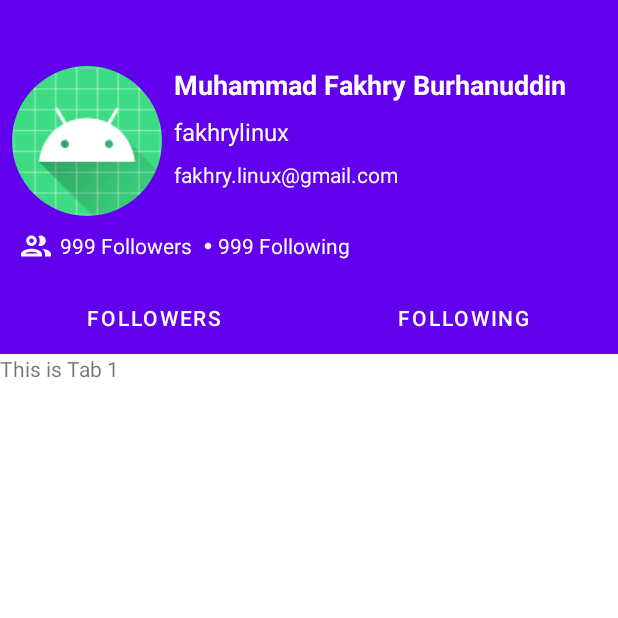
After one commit to fakhrylinux/GithubUser, an Android app: the FollowersFragment screen opened directly, with no data from a screen before it, on a phone screen of 412 x 824 dp, the top half of it. The commit adds this screen. Run offline under Robolectric (Android 15) with nearby library versions, the phone set to English and light mode, and no system bars; our stand-ins replace CircleImageView.

Commit message:
Add Follow Fragment

```diff
--- a/app/build.gradle
+++ b/app/build.gradle
@@ -46,6 +46,7 @@ dependencies {
     androidTestImplementation 'androidx.test.ext:junit:1.1.5'
     androidTestImplementation 'androidx.test.espresso:espresso-core:3.5.1'
 
+    implementation "androidx.viewpager2:viewpager2:1.0.0"
     implementation 'androidx.navigation:navigation-fragment-ktx:2.5.3'
     implementation 'androidx.navigation:navigation-ui-ktx:2.5.3'
     implementation 'de.hdodenhof:circleimageview:3.1.0'
--- /dev/null
+++ b/app/src/main/java/me/fakhry/githubuser/SectionsPagerAdapter.kt
@@ -0,0 +1,27 @@
+package me.fakhry.githubuser
+
+import android.os.Bundle
+import androidx.appcompat.app.AppCompatActivity
+import androidx.fragment.app.Fragment
+import androidx.viewpager2.adapter.FragmentStateAdapter
+import me.fakhry.githubuser.ui.FollowersFragment
+
+class SectionsPagerAdapter(activity: AppCompatActivity) : FragmentStateAdapter(activity) {
+    override fun getItemCount(): Int {
+        return 2
+    }
+
+    override fun createFragment(position: Int): Fragment {
+//        var fragment: Fragment? = null
+//        when (position) {
+//            0 -> fragment = FollowersFragment()
+//            else -> fragment = FollowingFragment()
+//        }
+
+        val fragment = FollowersFragment()
+        fragment.arguments = Bundle().apply {
+            putInt(FollowersFragment.ARG_SECTION_NUMBER, position + 1)
+        }
+        return fragment
+    }
+}
--- a/app/src/main/java/me/fakhry/githubuser/UserAdapter.kt
+++ b/app/src/main/java/me/fakhry/githubuser/UserAdapter.kt
@@ -1,11 +1,15 @@
 package me.fakhry.githubuser
 
+import android.content.Intent
 import android.view.LayoutInflater
 import android.view.ViewGroup
 import androidx.recyclerview.widget.RecyclerView
+import coil.load
 import me.fakhry.githubuser.databinding.RowItemBinding
+import me.fakhry.githubuser.model.ItemsItem
+import me.fakhry.githubuser.ui.UserDetailActivity
 
-class UserAdapter(private val listUser: List<String>) :
+class UserAdapter(private val listUser: List<ItemsItem>) :
     RecyclerView.Adapter<UserAdapter.ViewHolder>() {
 
     class ViewHolder(var binding: RowItemBinding) : RecyclerView.ViewHolder(binding.root)
@@ -18,7 +22,14 @@ class UserAdapter(private val listUser: List<String>) :
     override fun getItemCount(): Int = listUser.size
 
     override fun onBindViewHolder(holder: ViewHolder, position: Int) {
-        val name = listUser[position]
+        val name = listUser[position].login
+        val photo = listUser[position].avatarUrl
         holder.binding.tvName.text = name
+        holder.binding.ivPhoto.load(photo)
+
+        holder.itemView.setOnClickListener {
+            val intentDetail = Intent(holder.itemView.context, UserDetailActivity::class.java)
+            holder.itemView.context.startActivity(intentDetail)
+        }
     }
 }
--- /dev/null
+++ b/app/src/main/java/me/fakhry/githubuser/ui/FollowersFragment.kt
@@ -0,0 +1,35 @@
+package me.fakhry.githubuser.ui
+
+import android.os.Bundle
+import android.view.LayoutInflater
+import android.view.View
+import android.view.ViewGroup
+import androidx.fragment.app.Fragment
+import me.fakhry.githubuser.R
+import me.fakhry.githubuser.databinding.FragmentFollowBinding
+
+class FollowersFragment : Fragment() {
+
+    private var _binding: FragmentFollowBinding? = null
+    private val binding get() = _binding!!
+
+    companion object {
+        const val ARG_SECTION_NUMBER = "section_number"
+    }
+
+    override fun onCreateView(
+        inflater: LayoutInflater, container: ViewGroup?,
+        savedInstanceState: Bundle?
+    ): View? {
+        _binding = FragmentFollowBinding.inflate(inflater, container, false)
+        return binding.root
+    }
+
+    override fun onViewCreated(view: View, savedInstanceState: Bundle?) {
+        super.onViewCreated(view, savedInstanceState)
+
+        val index = arguments?.getInt(ARG_SECTION_NUMBER, 0)
+
+        binding.sectionLabel.text = getString(R.string.content_tab_text, index)
+    }
+}
--- /dev/null
+++ b/app/src/main/java/me/fakhry/githubuser/ui/FollowingFragment.kt
@@ -0,0 +1,60 @@
+package me.fakhry.githubuser.ui
+
+import android.os.Bundle
+import androidx.fragment.app.Fragment
+import android.view.LayoutInflater
+import android.view.View
+import android.view.ViewGroup
+import me.fakhry.githubuser.R
+
+// TODO: Rename parameter arguments, choose names that match
+// the fragment initialization parameters, e.g. ARG_ITEM_NUMBER
+private const val ARG_PARAM1 = "param1"
+private const val ARG_PARAM2 = "param2"
+
+/**
+ * A simple [Fragment] subclass.
+ * Use the [FollowingFragment.newInstance] factory method to
+ * create an instance of this fragment.
+ */
+class FollowingFragment : Fragment() {
+    // TODO: Rename and change types of parameters
+    private var param1: String? = null
+    private var param2: String? = null
+
+    override fun onCreate(savedInstanceState: Bundle?) {
+        super.onCreate(savedInstanceState)
+        arguments?.let {
+            param1 = it.getString(ARG_PARAM1)
+            param2 = it.getString(ARG_PARAM2)
+        }
+    }
+
+    override fun onCreateView(
+        inflater: LayoutInflater, container: ViewGroup?,
+        savedInstanceState: Bundle?
+    ): View? {
+        // Inflate the layout for this fragment
+        return inflater.inflate(R.layout.fragment_following, container, false)
+    }
+
+    companion object {
+        /**
+         * Use this factory method to create a new instance of
+         * this fragment using the provided parameters.
+         *
+         * @param param1 Parameter 1.
+         * @param param2 Parameter 2.
+         * @return A new instance of fragment FollowingFragment.
+         */
+        // TODO: Rename and change types and number of parameters
+        @JvmStatic
+        fun newInstance(param1: String, param2: String) =
+            FollowingFragment().apply {
+                arguments = Bundle().apply {
+                    putString(ARG_PARAM1, param1)
+                    putString(ARG_PARAM2, param2)
+                }
+            }
+    }
+}
--- a/app/src/main/java/me/fakhry/githubuser/MainActivity.kt
+++ b/app/src/main/java/me/fakhry/githubuser/ui/MainActivity.kt
@@ -1,4 +1,4 @@
-package me.fakhry.githubuser
+package me.fakhry.githubuser.ui
 
 import android.app.SearchManager
 import android.content.Context
@@ -6,10 +6,14 @@ import android.os.Bundle
 import android.util.Log
 import android.view.Menu
 import android.widget.Toast
+import androidx.annotation.StringRes
 import androidx.appcompat.app.AppCompatActivity
 import androidx.appcompat.widget.SearchView
 import androidx.recyclerview.widget.DividerItemDecoration
 import androidx.recyclerview.widget.LinearLayoutManager
+import me.fakhry.githubuser.R
+import me.fakhry.githubuser.SectionsPagerAdapter
+import me.fakhry.githubuser.UserAdapter
 import me.fakhry.githubuser.databinding.ActivityMainBinding
 import me.fakhry.githubuser.model.ItemsItem
 import me.fakhry.githubuser.model.UserResponse
@@ -62,11 +66,8 @@ class MainActivity : AppCompatActivity() {
     }
 
     private fun setUserData(items: List<ItemsItem>) {
-        val listUser = ArrayList<String>()
-        for (login in items) {
-            listUser.add(login.login)
-        }
-        val adapter = UserAdapter(listUser)
+
+        val adapter = UserAdapter(items)
         binding.rvListUser.adapter = adapter
     }
 
--- /dev/null
+++ b/app/src/main/java/me/fakhry/githubuser/ui/UserDetailActivity.kt
@@ -0,0 +1,38 @@
+package me.fakhry.githubuser.ui
+
+import android.os.Bundle
+import androidx.annotation.StringRes
+import androidx.appcompat.app.AppCompatActivity
+import com.google.android.material.tabs.TabLayoutMediator
+import me.fakhry.githubuser.R
+import me.fakhry.githubuser.SectionsPagerAdapter
+import me.fakhry.githubuser.databinding.ActivityUserDetailBinding
+
+class UserDetailActivity : AppCompatActivity() {
+
+    private lateinit var binding: ActivityUserDetailBinding
+
+    companion object {
+        @StringRes
+        private val TAB_TITLES = intArrayOf(
+            R.string.followers,
+            R.string.following
+        )
+    }
+
+    override fun onCreate(savedInstanceState: Bundle?) {
+        super.onCreate(savedInstanceState)
+        binding = ActivityUserDetailBinding.inflate(layoutInflater)
+        setContentView(binding.root)
+
+        supportActionBar?.hide()
+
+        val sectionsPagerAdapter = SectionsPagerAdapter(this)
+        binding.viewPager.adapter = sectionsPagerAdapter
+        TabLayoutMediator(binding.tabs, binding.viewPager) { tab, position ->
+            tab.text = resources.getString(TAB_TITLES[position])
+        }.attach()
+
+        supportActionBar?.elevation = 0f
+    }
+}
--- /dev/null
+++ b/app/src/main/res/drawable/baseline_circle_24.xml
@@ -0,0 +1,5 @@
+<vector android:height="24dp" android:tint="#000000"
+    android:viewportHeight="24" android:viewportWidth="24"
+    android:width="24dp" xmlns:android="http://schemas.android.com/apk/res/android">
+    <path android:fillColor="@android:color/white" android:pathData="M12,2C6.47,2 2,6.47 2,12s4.47,10 10,10 10,-4.47 10,-10S17.53,2 12,2z"/>
+</vector>
--- /dev/null
+++ b/app/src/main/res/drawable/outline_people_24.xml
@@ -0,0 +1,5 @@
+<vector android:height="24dp" android:tint="#000000"
+    android:viewportHeight="24" android:viewportWidth="24"
+    android:width="24dp" xmlns:android="http://schemas.android.com/apk/res/android">
+    <path android:fillColor="@android:color/white" android:pathData="M9,13.75c-2.34,0 -7,1.17 -7,3.5L2,19h14v-1.75c0,-2.33 -4.66,-3.5 -7,-3.5zM4.34,17c0.84,-0.58 2.87,-1.25 4.66,-1.25s3.82,0.67 4.66,1.25L4.34,17zM9,12c1.93,0 3.5,-1.57 3.5,-3.5S10.93,5 9,5 5.5,6.57 5.5,8.5 7.07,12 9,12zM9,7c0.83,0 1.5,0.67 1.5,1.5S9.83,10 9,10s-1.5,-0.67 -1.5,-1.5S8.17,7 9,7zM16.04,13.81c1.16,0.84 1.96,1.96 1.96,3.44L18,19h4v-1.75c0,-2.02 -3.5,-3.17 -5.96,-3.44zM15,12c1.93,0 3.5,-1.57 3.5,-3.5S16.93,5 15,5c-0.54,0 -1.04,0.13 -1.5,0.35 0.63,0.89 1,1.98 1,3.15s-0.37,2.26 -1,3.15c0.46,0.22 0.96,0.35 1.5,0.35z"/>
+</vector>
--- a/app/src/main/res/layout/activity_main.xml
+++ b/app/src/main/res/layout/activity_main.xml
@@ -4,7 +4,7 @@
     android:layout_width="match_parent"
     android:layout_height="match_parent"
     android:orientation="vertical"
-    tools:context=".MainActivity">
+    tools:context=".ui.MainActivity">
 
     <androidx.recyclerview.widget.RecyclerView
         android:id="@+id/rv_list_user"
--- /dev/null
+++ b/app/src/main/res/layout/activity_user_detail.xml
@@ -0,0 +1,122 @@
+<?xml version="1.0" encoding="utf-8"?>
+<LinearLayout xmlns:android="http://schemas.android.com/apk/res/android"
+    xmlns:app="http://schemas.android.com/apk/res-auto"
+    xmlns:tools="http://schemas.android.com/tools"
+    android:layout_width="match_parent"
+    android:layout_height="match_parent"
+
+    android:orientation="vertical"
+    tools:context=".ui.UserDetailActivity">
+
+    <androidx.constraintlayout.widget.ConstraintLayout
+        android:layout_width="match_parent"
+        android:layout_height="wrap_content"
+        android:background="?attr/colorPrimary"
+        android:orientation="horizontal"
+        android:padding="8dp">
+
+        <de.hdodenhof.circleimageview.CircleImageView
+            android:id="@+id/iv_avatar"
+            android:layout_width="100dp"
+            android:layout_height="100dp"
+            android:src="@mipmap/ic_launcher"
+            app:layout_constraintBottom_toBottomOf="parent"
+            app:layout_constraintStart_toStartOf="parent"
+            app:layout_constraintTop_toTopOf="parent" />
+
+        <TextView
+            android:id="@+id/tv_full_name"
+            android:layout_width="0dp"
+            android:layout_height="wrap_content"
+            android:layout_marginStart="8dp"
+            android:text="Muhammad Fakhry Burhanuddin"
+            android:textColor="@color/white"
+            android:textSize="18sp"
+            android:textStyle="bold"
+            app:layout_constraintStart_toEndOf="@id/iv_avatar"
+            app:layout_constraintTop_toTopOf="@id/iv_avatar" />
+
+        <TextView
+            android:id="@+id/tv_login"
+            android:layout_width="0dp"
+            android:layout_height="wrap_content"
+            android:layout_marginTop="8dp"
+            android:text="fakhrylinux"
+            android:textColor="@color/white"
+            android:textSize="16sp"
+            app:layout_constraintStart_toStartOf="@id/tv_full_name"
+            app:layout_constraintTop_toBottomOf="@id/tv_full_name" />
+
+        <TextView
+            android:id="@+id/tv_email"
+            android:layout_width="0dp"
+            android:layout_height="wrap_content"
+            android:layout_marginTop="8dp"
+            android:text="fakhry.linux@gmail.com"
+            android:textColor="@color/white"
+            app:layout_constraintStart_toStartOf="@id/tv_login"
+            app:layout_constraintTop_toBottomOf="@id/tv_login" />
+
+        <LinearLayout
+            android:layout_width="match_parent"
+            android:layout_height="wrap_content"
+            android:layout_marginTop="4dp"
+            android:gravity="center_vertical"
+            android:orientation="horizontal"
+            android:padding="4dp"
+            app:layout_constraintEnd_toEndOf="parent"
+            app:layout_constraintStart_toStartOf="parent"
+            app:layout_constraintTop_toBottomOf="@id/iv_avatar">
+
+            <ImageView
+                android:layout_width="wrap_content"
+                android:layout_height="wrap_content"
+                android:layout_marginEnd="4dp"
+                android:src="@drawable/outline_people_24"
+                app:tint="@color/white" />
+
+            <TextView
+                android:layout_width="wrap_content"
+                android:layout_height="wrap_content"
+                android:layout_marginEnd="4dp"
+                android:text="@string/_999_followers"
+                android:textColor="@color/white" />
+
+            <ImageView
+                android:layout_width="5dp"
+                android:layout_height="5dp"
+                android:layout_marginStart="4dp"
+                android:layout_marginEnd="4dp"
+                android:src="@drawable/baseline_circle_24"
+                app:tint="@color/white" />
+
+            <TextView
+                android:layout_width="wrap_content"
+                android:layout_height="wrap_content"
+                android:layout_marginEnd="4dp"
+                android:text="@string/_999_following"
+                android:textColor="@color/white" />
+        </LinearLayout>
+
+
+    </androidx.constraintlayout.widget.ConstraintLayout>
+
+    <com.google.android.material.tabs.TabLayout
+        android:id="@+id/tabs"
+        android:layout_width="match_parent"
+        android:layout_height="wrap_content"
+        android:background="?attr/colorPrimary"
+        app:tabTextColor="@color/white" />
+
+    <androidx.viewpager2.widget.ViewPager2
+        android:id="@+id/view_pager"
+        android:layout_width="match_parent"
+        android:layout_height="match_parent" />
+
+    <ImageView
+        android:id="@+id/imageView"
+        android:layout_width="match_parent"
+        android:layout_height="wrap_content"
+        tools:srcCompat="@tools:sample/avatars" />
+
+</LinearLayout>
--- /dev/null
+++ b/app/src/main/res/layout/fragment_follow.xml
@@ -0,0 +1,15 @@
+<?xml version="1.0" encoding="utf-8"?>
+<FrameLayout xmlns:android="http://schemas.android.com/apk/res/android"
+    xmlns:tools="http://schemas.android.com/tools"
+    android:layout_width="match_parent"
+    android:layout_height="match_parent"
+    tools:context=".ui.FollowersFragment">
+
+    <!-- TODO: Update blank fragment layout -->
+    <TextView
+        android:id="@+id/section_label"
+        android:layout_width="match_parent"
+        android:layout_height="match_parent"
+        android:text="@string/hello_blank_fragment" />
+
+</FrameLayout>
--- /dev/null
+++ b/app/src/main/res/layout/fragment_following.xml
@@ -0,0 +1,14 @@
+<?xml version="1.0" encoding="utf-8"?>
+<FrameLayout xmlns:android="http://schemas.android.com/apk/res/android"
+    xmlns:tools="http://schemas.android.com/tools"
+    android:layout_width="match_parent"
+    android:layout_height="match_parent"
+    tools:context=".ui.FollowingFragment">
+
+    <!-- TODO: Update blank fragment layout -->
+    <TextView
+        android:layout_width="match_parent"
+        android:layout_height="match_parent"
+        android:text="@string/hello_blank_fragment" />
+
+</FrameLayout>
--- a/app/src/main/res/values/strings.xml
+++ b/app/src/main/res/values/strings.xml
@@ -2,4 +2,11 @@
     <string name="app_name">Github User</string>
     <string name="search">Search</string>
     <string name="search_user">Search user</string>
+    <string name="_999_followers">999 Followers</string>
+    <string name="_999_following">999 Following</string>
+    <!-- TODO: Remove or change this placeholder text -->
+    <string name="hello_blank_fragment">Hello blank fragment</string>
+    <string name="followers">Followers</string>
+    <string name="following">Following</string>
+    <string name="content_tab_text">This is Tab %1$d</string>
 </resources>
```
Also changed, not shown: app/src/main/AndroidManifest.xml (+7 -4 lines).
